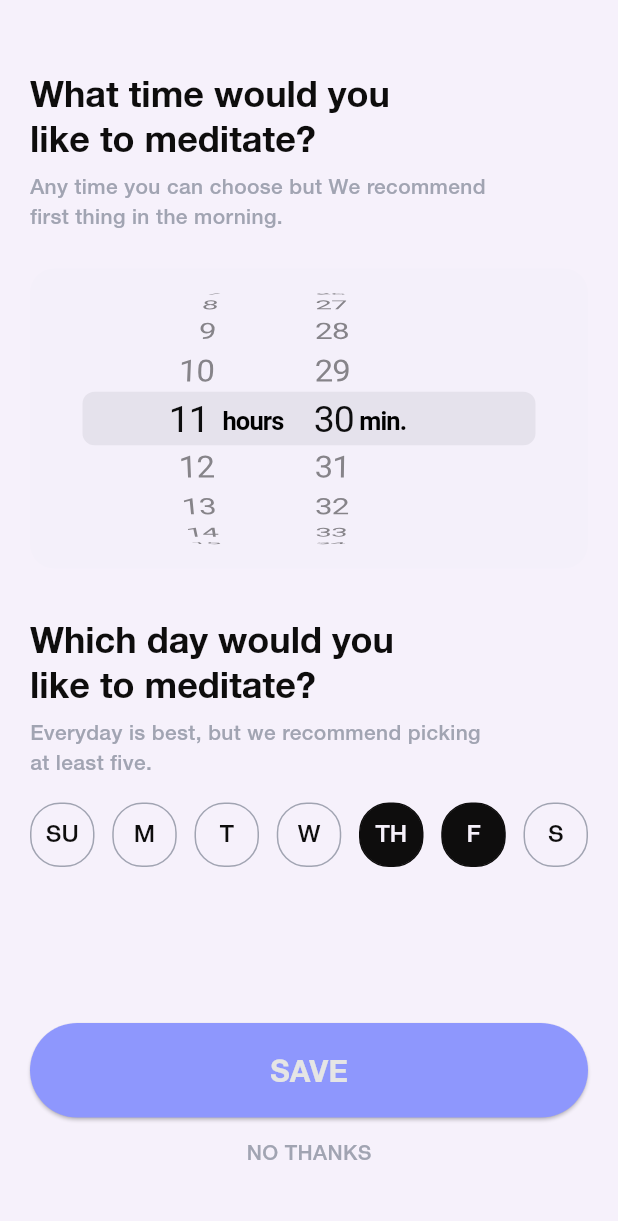
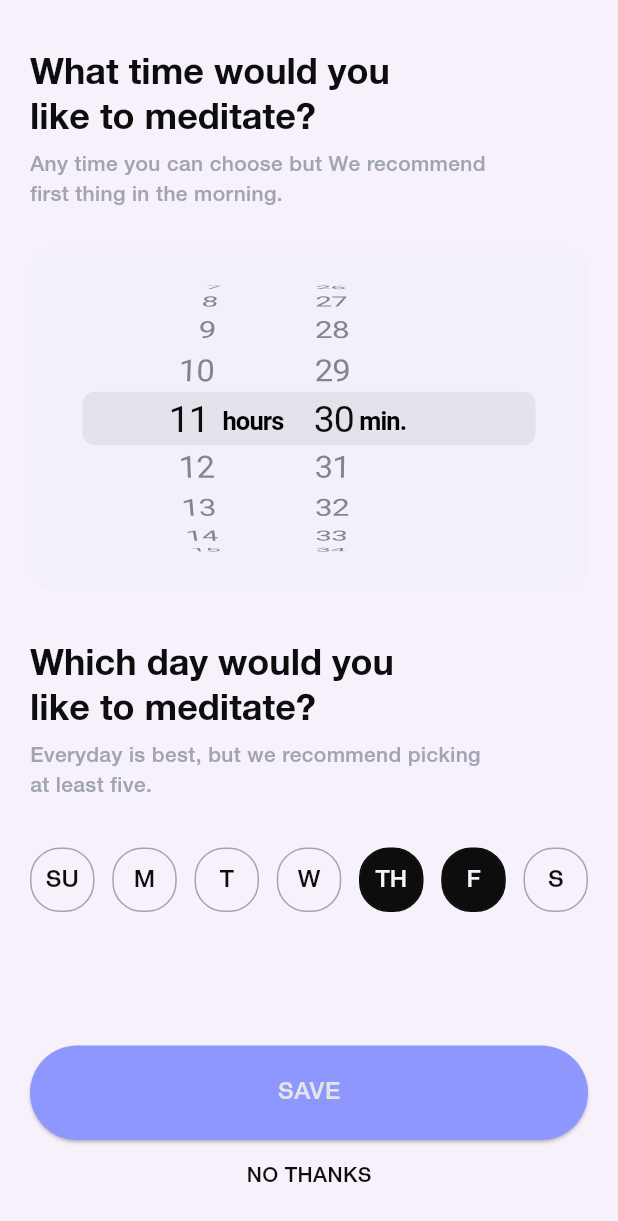
Before and after one commit to Kozmx/Lunastro-MeditationApp, a Flutter app: the screen it shows after launch, on a phone screen of 412 x 824 dp. Shown: the top 1221 px of the screen. Run offline on Flutter 3.47's test engine with Material 3 defaults, Android fonts, the phone set to English and light mode, and no system bars.

Commit message:
last changes:))

```diff
--- a/lib/features/login_page/meditation_schedule.dart
+++ b/lib/features/login_page/meditation_schedule.dart
@@ -17,12 +17,12 @@ class _MeditationScheduleScreenState extends State<MeditationScheduleScreen> {
   Widget build(BuildContext context) {
     var whatTime = 'What time would you\nlike to meditate?';
     var anyTime = 'Any time you can choose but We recommend\nfirst thing in the morning.';
+    var whichDa = 'Which day would you\nlike to meditate';
+    var everydayIs = 'Everyday is best, but we recommend picking\nat least five';
     return Scaffold(
       backgroundColor: projectColor.CloudBreak,
       body: SafeArea(
         minimum: projectPadding.symmetricPaddingH,
-        child: Padding(
-          padding:projectPadding.symmetricPaddingV,
         child: Column(
           crossAxisAlignment: CrossAxisAlignment.start,
           children: [
@@ -37,7 +37,7 @@ class _MeditationScheduleScreenState extends State<MeditationScheduleScreen> {
                 color: projectColor.BreonneBlue.withOpacity(0.1),
                 borderRadius: BorderRadius.circular(16),
               ),
-                height: 200,
+              height: 230,
               child: CupertinoTimerPicker(
                 mode: CupertinoTimerPickerMode.hm,
                 initialTimerDuration: selectedDuration,
@@ -50,20 +50,18 @@ class _MeditationScheduleScreenState extends State<MeditationScheduleScreen> {
             ),
 
             SizedBox(height: 32),
-              Text(
-                'Which day would you\nlike to meditate?',
-                style: context.blackTitleLarge,
-              ),
+            Text('${whichDa}?',style: context.blackTitleLarge,),
             SizedBox(height: 8),
-              Text(
-                'Everyday is best, but we recommend picking\nat least five.',
-                style: context.greatFallsBodyMedium,
+            Text('${everydayIs}.',style: context.greatFallsBodyMedium,
             ),
             SizedBox(height: 16),
 
-              Row(
+            Padding(
+              padding: projectPadding.symmetricPaddingV,
+              child: Row(
                 mainAxisAlignment: MainAxisAlignment.spaceBetween,
                 children: days.map((day) => _buildDayButton(day)).toList(),
+              ),
             ),
             Spacer(),
 
@@ -71,7 +69,7 @@ class _MeditationScheduleScreenState extends State<MeditationScheduleScreen> {
               buttonText: 'SAVE',
               bColor: projectColor.PeriwinkleBlue,
               fColor: projectColor.CloudBreak,
-                textStyle: context.coldMorningTitleMediumBold,
+              textStyle: context.coldMorningBodyLarge,
             ),
 
             Center(
@@ -81,13 +79,12 @@ class _MeditationScheduleScreenState extends State<MeditationScheduleScreen> {
                 },
                 child: Text(
                   'NO THANKS',
-                    style: context.greatFallsBodyMedium,
+                  style: context.blackBodyMedium
                 ),
               ),
             ),
             SizedBox(height: 16),
           ],
-          ),
         ),
       ),
     );
```
Lines whose indentation alone changed are shown as unchanged.
